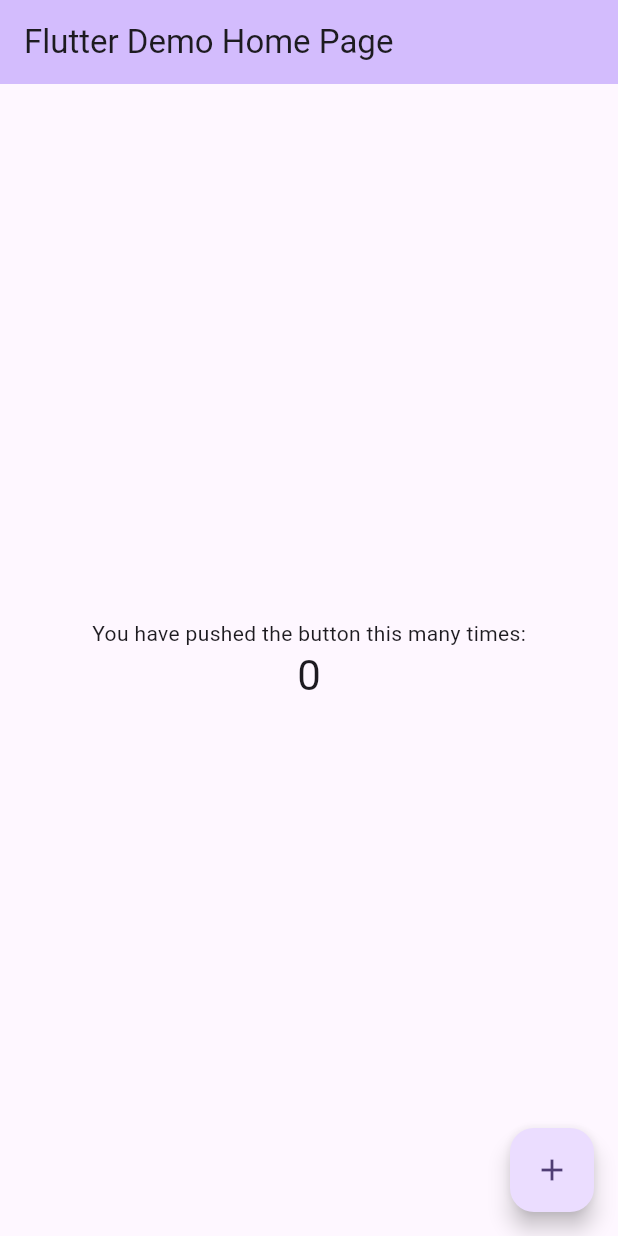
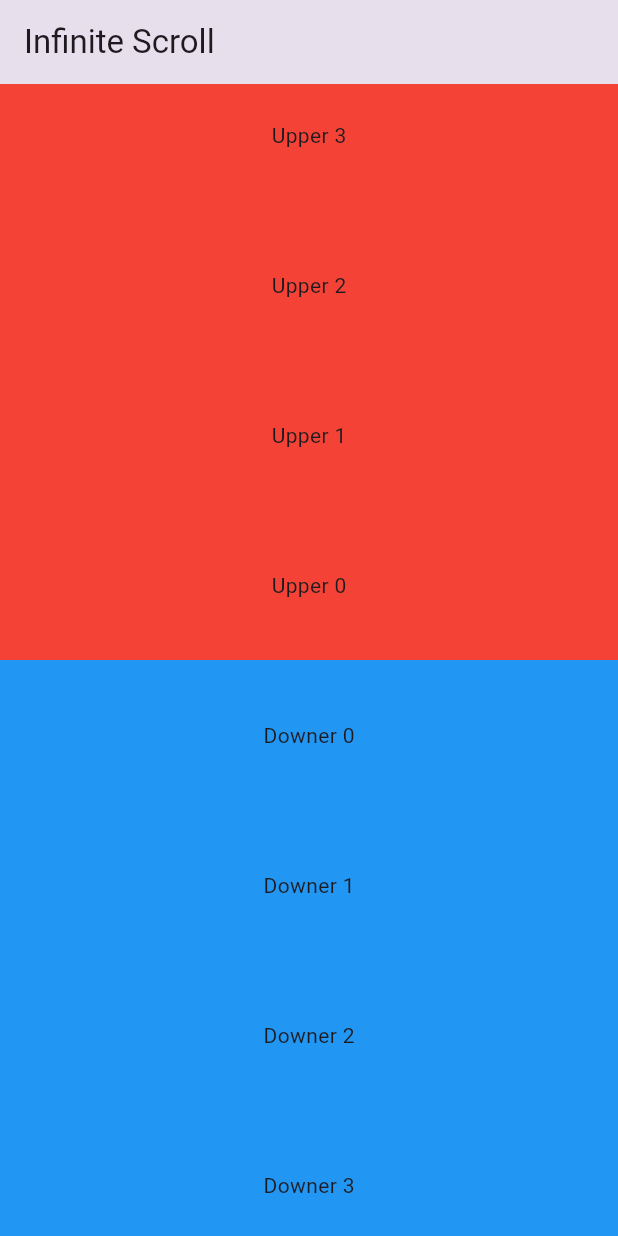
Before and after one commit to SaltPepperSalt/two_infinite_scroll_in_one_scroll_view, a Flutter app: the screen it shows after launch, on a phone screen of 412 x 824 dp. Run offline on Flutter 3.47's test engine with Material 2 defaults, Android fonts, the phone set to English and light mode, and no system bars; our stand-ins replace get.

Commit message:
FEAT: prototype

```diff
--- /dev/null
+++ b/lib/home/logic.dart
@@ -0,0 +1,56 @@
+import 'package:flutter/material.dart';
+import 'package:flutter/rendering.dart';
+import 'package:get/get.dart';
+
+class HomePageLogic extends GetxController {
+  final RxBool isUpperListItemLeft = false.obs;
+  final RxBool isDownerListItemLeft = false.obs;
+  final RxInt upperListItemLength = 10.obs;
+  final RxInt downerListItemLength = 10.obs;
+
+  final GlobalKey scrollViewKey = GlobalKey();
+
+  final int upperListItemLimit = 50;
+  final int downerListItemLimit = 50;
+
+  final ScrollController scrollController = ScrollController();
+
+  @override
+  void onInit() {
+    scrollController.addListener(() {
+      if (scrollController.position.userScrollDirection ==
+              ScrollDirection.forward &&
+          scrollController.position.pixels <
+              scrollController.position.minScrollExtent + 200 &&
+          upperListItemLength.value <= upperListItemLimit) {
+        double currentPosition = scrollController.position.pixels;
+        upperListItemLength.value += 10;
+        scrollController.jumpTo(currentPosition + 100 * 10);
+      } else if (scrollController.position.userScrollDirection ==
+              ScrollDirection.reverse &&
+          scrollController.position.pixels + 200 >
+              scrollController.position.maxScrollExtent &&
+          downerListItemLength.value <= downerListItemLimit) {
+        downerListItemLength.value += 10;
+      }
+    });
+    super.onInit();
+  }
+
+  @override
+  void onReady() {
+    scrollController
+        .jumpTo(100 * 10 - (getSize(scrollViewKey)?.height ?? 0) / 2);
+    super.onReady();
+  }
+
+  Size? getSize(GlobalKey key) {
+    if (key.currentContext != null) {
+      final RenderBox renderBox =
+          key.currentContext!.findRenderObject() as RenderBox;
+      Size size = renderBox.size;
+      return size;
+    }
+    return null;
+  }
+}
--- /dev/null
+++ b/lib/home/view.dart
@@ -0,0 +1,53 @@
+import 'package:flutter/material.dart';
+import 'package:get/get.dart';
+import 'package:two_infinite_scroll_in_one_scroll_view/home/logic.dart';
+
+class HomePage extends StatelessWidget {
+  final HomePageLogic _logic = Get.put(HomePageLogic());
+
+  @override
+  Widget build(BuildContext context) {
+    return Scaffold(
+      appBar: AppBar(
+        title: const Text('Infinite Scroll'),
+      ),
+      body: CustomScrollView(
+        key: _logic.scrollViewKey,
+        controller: _logic.scrollController,
+        slivers: [
+          Obx(
+            () => SliverList(
+              delegate: SliverChildListDelegate(
+                List.generate(
+                  _logic.upperListItemLength.value,
+                  (index) => Container(
+                    height: 100.0,
+                    decoration: const BoxDecoration(color: Colors.red),
+                    alignment: Alignment.center,
+                    child: Text(
+                        'Upper ${_logic.upperListItemLength.value - index - 1}'),
+                  ),
+                ),
+              ),
+            ),
+          ),
+          Obx(
+            () => SliverList(
+              delegate: SliverChildListDelegate(
+                List.generate(
+                  _logic.downerListItemLength.value,
+                  (index) => Container(
+                    height: 100.0,
+                    decoration: const BoxDecoration(color: Colors.blue),
+                    alignment: Alignment.center,
+                    child: Text('Downer $index'),
+                  ),
+                ),
+              ),
+            ),
+          ),
+        ],
+      ),
+    );
+  }
+}
--- a/lib/main.dart
+++ b/lib/main.dart
@@ -1,4 +1,6 @@
 import 'package:flutter/material.dart';
+import 'package:get/get.dart';
+import 'package:two_infinite_scroll_in_one_scroll_view/home/view.dart';
 
 void main() {
   runApp(const MyApp());
@@ -6,120 +8,14 @@ void main() {
 
 class MyApp extends StatelessWidget {
   const MyApp({super.key});
-
-  // This widget is the root of your application.
   @override
   Widget build(BuildContext context) {
-    return MaterialApp(
-      title: 'Flutter Demo',
+    return GetMaterialApp(
       theme: ThemeData(
-        // This is the theme of your application.
-        //
-        // TRY THIS: Try running your application with "flutter run". You'll see
-        // the application has a blue toolbar. Then, without quitting the app,
-        // try changing the seedColor in the colorScheme below to Colors.green
-        // and then invoke "hot reload" (save your changes or press the "hot
-        // reload" button in a Flutter-supported IDE, or press "r" if you used
-        // the command line to start the app).
-        //
-        // Notice that the counter didn't reset back to zero; the application
-        // state is not lost during the reload. To reset the state, use hot
-        // restart instead.
-        //
-        // This works for code too, not just values: Most code changes can be
-        // tested with just a hot reload.
         colorScheme: ColorScheme.fromSeed(seedColor: Colors.deepPurple),
         useMaterial3: true,
       ),
-      home: const MyHomePage(title: 'Flutter Demo Home Page'),
+      home: HomePage(),
     );
   }
 }
-
-class MyHomePage extends StatefulWidget {
-  const MyHomePage({super.key, required this.title});
-
-  // This widget is the home page of your application. It is stateful, meaning
-  // that it has a State object (defined below) that contains fields that affect
-  // how it looks.
-
-  // This class is the configuration for the state. It holds the values (in this
-  // case the title) provided by the parent (in this case the App widget) and
-  // used by the build method of the State. Fields in a Widget subclass are
-  // always marked "final".
-
-  final String title;
-
-  @override
-  State<MyHomePage> createState() => _MyHomePageState();
-}
-
-class _MyHomePageState extends State<MyHomePage> {
-  int _counter = 0;
-
-  void _incrementCounter() {
-    setState(() {
-      // This call to setState tells the Flutter framework that something has
-      // changed in this State, which causes it to rerun the build method below
-      // so that the display can reflect the updated values. If we changed
-      // _counter without calling setState(), then the build method would not be
-      // called again, and so nothing would appear to happen.
-      _counter++;
-    });
-  }
-
-  @override
-  Widget build(BuildContext context) {
-    // This method is rerun every time setState is called, for instance as done
-    // by the _incrementCounter method above.
-    //
-    // The Flutter framework has been optimized to make rerunning build methods
-    // fast, so that you can just rebuild anything that needs updating rather
-    // than having to individually change instances of widgets.
-    return Scaffold(
-      appBar: AppBar(
-        // TRY THIS: Try changing the color here to a specific color (to
-        // Colors.amber, perhaps?) and trigger a hot reload to see the AppBar
-        // change color while the other colors stay the same.
-        backgroundColor: Theme.of(context).colorScheme.inversePrimary,
-        // Here we take the value from the MyHomePage object that was created by
-        // the App.build method, and use it to set our appbar title.
-        title: Text(widget.title),
-      ),
-      body: Center(
-        // Center is a layout widget. It takes a single child and positions it
-        // in the middle of the parent.
-        child: Column(
-          // Column is also a layout widget. It takes a list of children and
-          // arranges them vertically. By default, it sizes itself to fit its
-          // children horizontally, and tries to be as tall as its parent.
-          //
-          // Column has various properties to control how it sizes itself and
-          // how it positions its children. Here we use mainAxisAlignment to
-          // center the children vertically; the main axis here is the vertical
-          // axis because Columns are vertical (the cross axis would be
-          // horizontal).
-          //
-          // TRY THIS: Invoke "debug painting" (choose the "Toggle Debug Paint"
-          // action in the IDE, or press "p" in the console), to see the
-          // wireframe for each widget.
-          mainAxisAlignment: MainAxisAlignment.center,
-          children: <Widget>[
-            const Text(
-              'You have pushed the button this many times:',
-            ),
-            Text(
-              '$_counter',
-              style: Theme.of(context).textTheme.headlineMedium,
-            ),
-          ],
-        ),
-      ),
-      floatingActionButton: FloatingActionButton(
-        onPressed: _incrementCounter,
-        tooltip: 'Increment',
-        child: const Icon(Icons.add),
-      ), // This trailing comma makes auto-formatting nicer for build methods.
-    );
-  }
-}
--- a/pubspec.yaml
+++ b/pubspec.yaml
@@ -35,6 +35,7 @@ dependencies:
   # The following adds the Cupertino Icons font to your application.
   # Use with the CupertinoIcons class for iOS style icons.
   cupertino_icons: ^1.0.2
+  get: ^4.6.5
 
 dev_dependencies:
   flutter_test:
```
Also changed, not shown: pubspec.lock.
